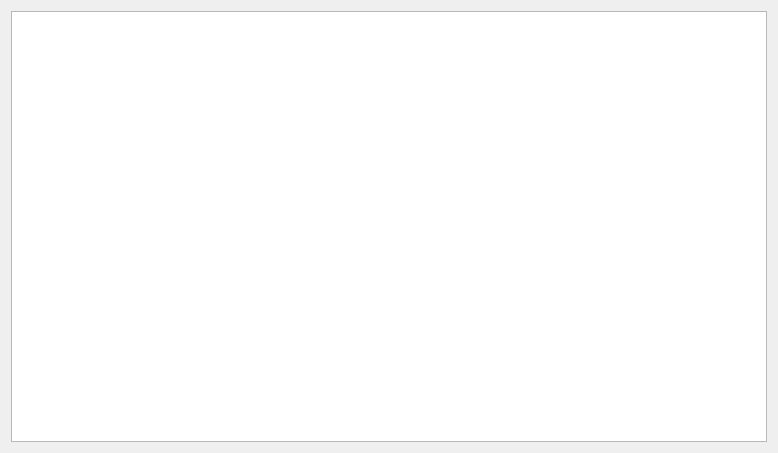
The window that src/ui/profilertab.ui (hghit-harshit/Kites) describes before a commit, drawn with Qt 5.
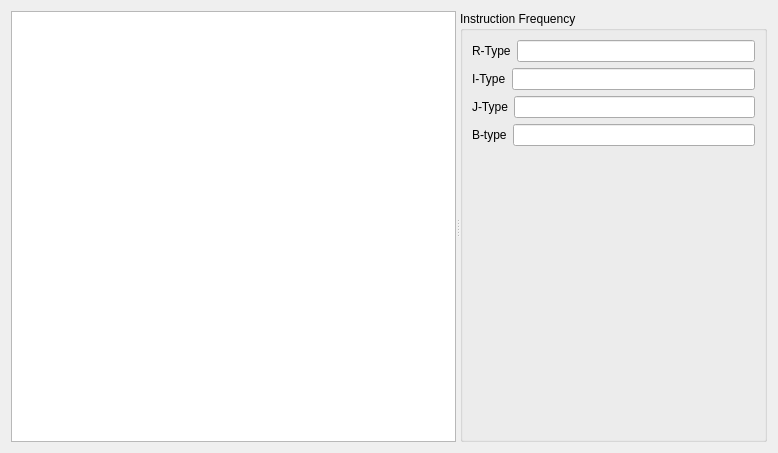
The same window after the commit. Custom widgets are drawn as their Qt base class.

What changed in the file:
```diff
--- a/src/ui/profilertab.ui
+++ b/src/ui/profilertab.ui
@@ -15,7 +15,94 @@
   </property>
   <layout class="QGridLayout" name="gridLayout">
    <item row="0" column="0">
-    <widget class="ProfilerEditor" name="plainTextEdit"/>
+    <widget class="QSplitter" name="splitter">
+     <property name="orientation">
+      <enum>Qt::Orientation::Horizontal</enum>
+     </property>
+     <widget class="ProfilerEditor" name="plainTextEdit"/>
+     <widget class="QWidget" name="layoutWidget">
+      <layout class="QVBoxLayout" name="verticalLayout_3">
+       <item>
+        <widget class="QGroupBox" name="groupBox">
+         <property name="title">
+          <string>Instruction Frequency</string>
+         </property>
+         <layout class="QVBoxLayout" name="verticalLayout">
+          <item>
+           <layout class="QHBoxLayout" name="horizontalLayout_4">
+            <item>
+             <widget class="QLabel" name="label">
+              <property name="text">
+               <string>R-Type</string>
+              </property>
+             </widget>
+            </item>
+            <item>
+             <widget class="QLineEdit" name="RTypelineEdit"/>
+            </item>
+           </layout>
+          </item>
+          <item>
+           <layout class="QHBoxLayout" name="horizontalLayout_3">
+            <item>
+             <widget class="QLabel" name="label_2">
+              <property name="text">
+               <string>I-Type</string>
+              </property>
+             </widget>
+            </item>
+            <item>
+             <widget class="QLineEdit" name="ITypelineEdit"/>
+            </item>
+           </layout>
+          </item>
+          <item>
+           <layout class="QHBoxLayout" name="horizontalLayout_2">
+            <item>
+             <widget class="QLabel" name="label_3">
+              <property name="text">
+               <string>J-Type</string>
+              </property>
+             </widget>
+            </item>
+            <item>
+             <widget class="QLineEdit" name="JTypelineEdit"/>
+            </item>
+           </layout>
+          </item>
+          <item>
+           <layout class="QHBoxLayout" name="horizontalLayout">
+            <item>
+             <widget class="QLabel" name="label_4">
+              <property name="text">
+               <string>B-type</string>
+              </property>
+             </widget>
+            </item>
+            <item>
+             <widget class="QLineEdit" name="BTypelineEdit"/>
+            </item>
+           </layout>
+          </item>
+          <item>
+           <spacer name="verticalSpacer">
+            <property name="orientation">
+             <enum>Qt::Orientation::Vertical</enum>
+            </property>
+            <property name="sizeHint" stdset="0">
+             <size>
+              <width>20</width>
+              <height>40</height>
+             </size>
+            </property>
+           </spacer>
+          </item>
+         </layout>
+        </widget>
+       </item>
+      </layout>
+     </widget>
+    </widget>
    </item>
   </layout>
  </widget>
```
